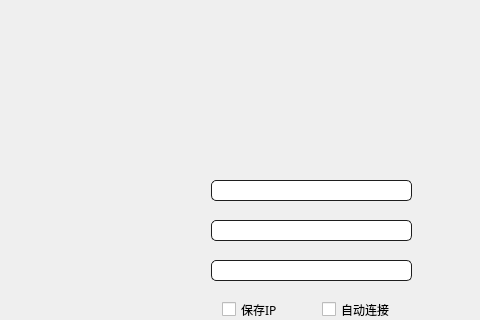
This is Lampyris Trade Station/Resource/Forms/ConnectDialog.ui in 390031942/Lampyris-Trade-Station as Qt 5 draws it before an edit; both pictures show x 318 to 798 and y 0 to 320 of the 798 by 460 pixel window. The edited form follows.
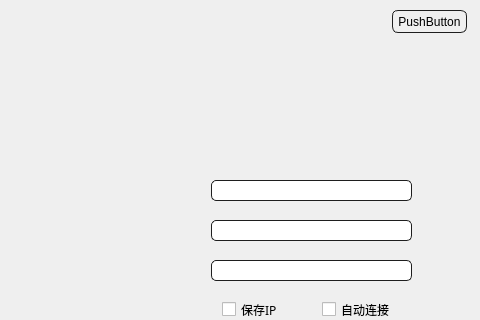
This is the edited form. Icons and pictures are not drawn. Custom widgets are drawn as their Qt base class.

What changed in the file:
```diff
--- a/Lampyris Trade Station/Resource/Forms/ConnectDialog.ui
+++ b/Lampyris Trade Station/Resource/Forms/ConnectDialog.ui
@@ -45,9 +45,12 @@
     padding-right: 5px;
 }
 
-QPushButton:pressed
-{
-    background-color: QLinearGradient( x1: 0, y1: 0, x2: 0, y2: 1, stop: 0 #2d2d2d, stop: 0.1 #2b2b2b, stop: 0.5 #292929, stop: 0.9 #282828, stop: 1 #252525);
+QPushButton:hover {
+    background-color: #FFCBA4; /* 淡橙色 */
+}
+
+QPushButton:pressed {
+    background-color: #FF9800; /* 橙色 */
 }</string>
   </property>
   <widget class="QGifImage" name="loginGif" native="true">
@@ -204,6 +207,19 @@
     <string/>
    </property>
   </widget>
+  <widget class="QPushButton" name="buttonClose">
+   <property name="geometry">
+    <rect>
+     <x>710</x>
+     <y>10</y>
+     <width>75</width>
+     <height>23</height>
+    </rect>
+   </property>
+   <property name="text">
+    <string>PushButton</string>
+   </property>
+  </widget>
  </widget>
  <layoutdefault spacing="6" margin="11"/>
  <customwidgets>
```
